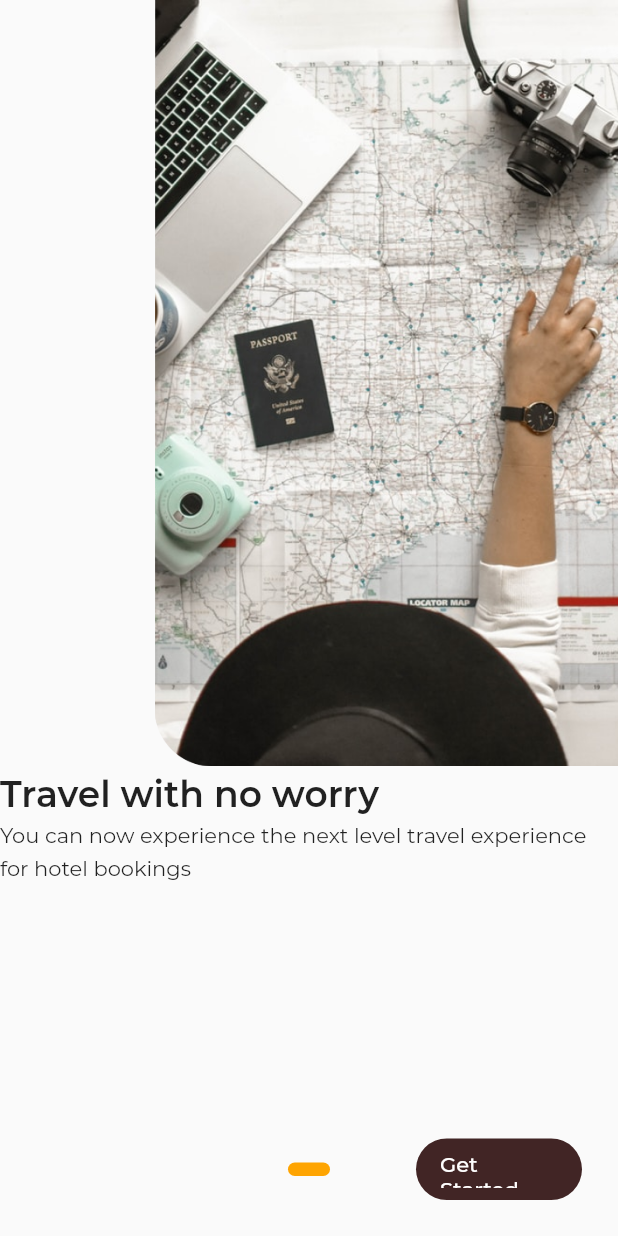
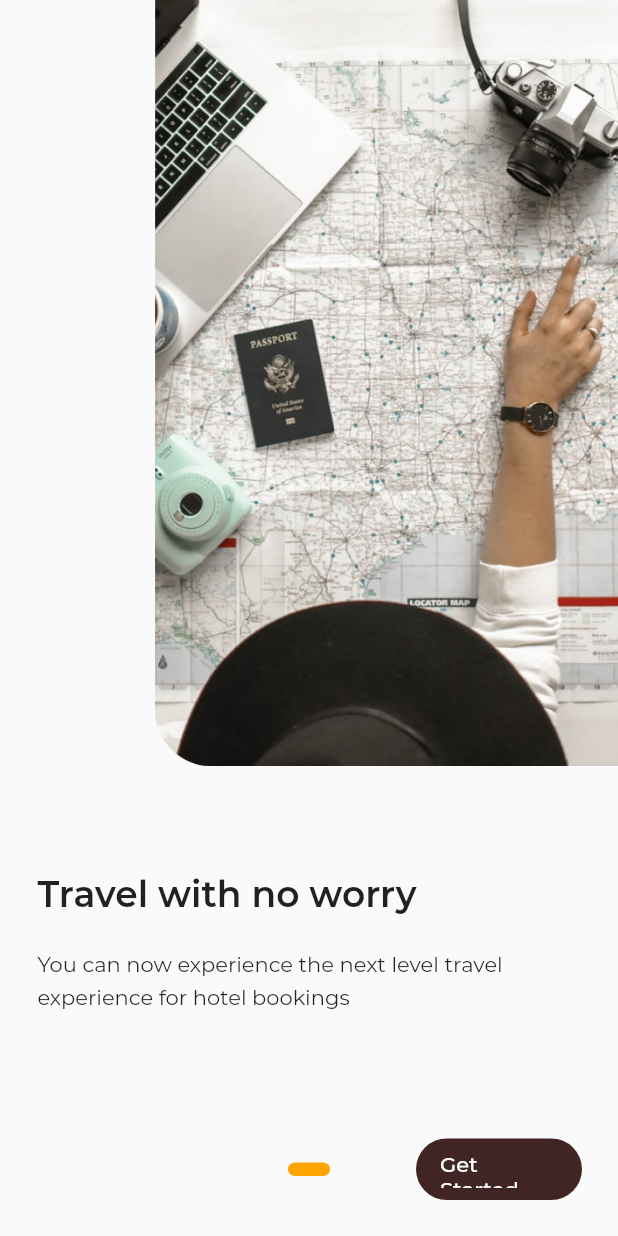
Before and after one commit to onumengine/encostay, a Flutter app: the screen it shows after launch, on a phone screen of 412 x 824 dp. Run offline on Flutter 3.47's test engine with Material 2 defaults, Android fonts, the phone set to English and light mode, and no system bars; drawn by our look-alikes of introduction_screen; project files that could hold a hidden picture were left out.

Commit message:
Add padding to the title and body texts

```diff
--- a/lib/ui/screens/onboarding_screen.dart
+++ b/lib/ui/screens/onboarding_screen.dart
@@ -159,11 +159,17 @@ class OnboardingScreen extends StatelessWidget {
                 ),
                 Align(
                   alignment: Alignment.centerLeft,
-                  child: Text('Travel with no worry', style: semiBold24,),
+                  child: Padding(
+                    padding: EdgeInsets.symmetric(horizontal: 25) + EdgeInsets.only(top: constraints.maxHeight / 12.3),
+                    child: Text('Travel with no worry', style: semiBold24,),
+                  ),
                 ),
                 Align(
                   alignment: Alignment.centerLeft,
-                  child: Text('You can now experience the next level travel experience for hotel bookings', style: regular14,),
+                  child: Padding(
+                    padding: EdgeInsets.symmetric(horizontal: 25) + EdgeInsets.only(top: constraints.maxHeight / 42.74),
+                    child: Text('You can now experience the next level travel experience for hotel bookings', style: regular14,),
+                  ),
                 ),
               ],
             ),
```
